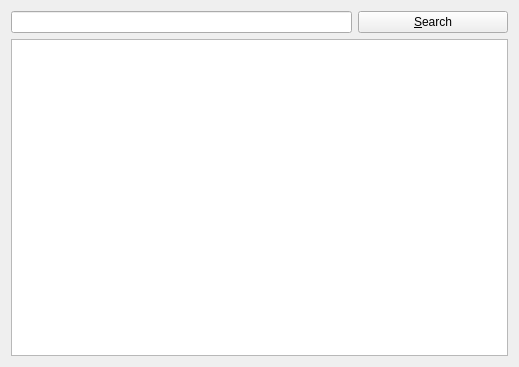
First picture: the form in modmanager/curseforgemodbrowser.ui, repository kaniol-lck/modmanager, before the edit.
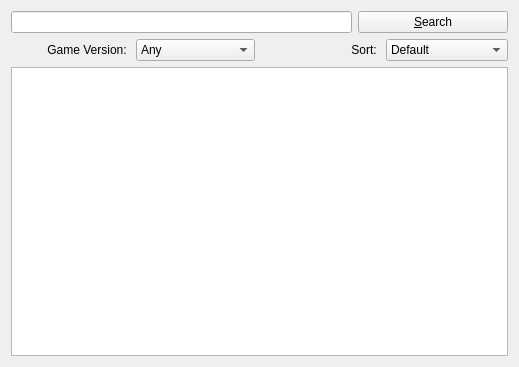
Second picture: the form after the edit.

The edit to the form file:
```diff
--- a/modmanager/curseforgemodbrowser.ui
+++ b/modmanager/curseforgemodbrowser.ui
@@ -15,9 +15,11 @@
   </property>
   <layout class="QGridLayout" name="gridLayout">
    <item row="0" column="0">
+    <layout class="QHBoxLayout" name="horizontalLayout">
+     <item>
     <widget class="QLineEdit" name="searchText"/>
    </item>
-   <item row="0" column="1">
+     <item>
     <widget class="QPushButton" name="searchButton">
      <property name="sizePolicy">
       <sizepolicy hsizetype="Fixed" vsizetype="Fixed">
@@ -42,7 +44,82 @@
      </property>
     </widget>
    </item>
-   <item row="1" column="0" colspan="2">
+    </layout>
+   </item>
+   <item row="1" column="0">
+    <layout class="QHBoxLayout" name="horizontalLayout_2">
+     <item>
+      <widget class="QLabel" name="label">
+       <property name="text">
+        <string>Game Version: </string>
+       </property>
+       <property name="alignment">
+        <set>Qt::AlignRight|Qt::AlignTrailing|Qt::AlignVCenter</set>
+       </property>
+       <property name="buddy">
+        <cstring>versionSelect</cstring>
+       </property>
+      </widget>
+     </item>
+     <item>
+      <widget class="QComboBox" name="versionSelect">
+       <item>
+        <property name="text">
+         <string>Any</string>
+        </property>
+       </item>
+      </widget>
+     </item>
+     <item>
+      <widget class="QLabel" name="label_2">
+       <property name="text">
+        <string>Sort: </string>
+       </property>
+       <property name="alignment">
+        <set>Qt::AlignRight|Qt::AlignTrailing|Qt::AlignVCenter</set>
+       </property>
+       <property name="buddy">
+        <cstring>sortSelect</cstring>
+       </property>
+      </widget>
+     </item>
+     <item>
+      <widget class="QComboBox" name="sortSelect">
+       <item>
+        <property name="text">
+         <string>Default</string>
+        </property>
+       </item>
+       <item>
+        <property name="text">
+         <string>Date Created</string>
+        </property>
+       </item>
+       <item>
+        <property name="text">
+         <string>Last Updated</string>
+        </property>
+       </item>
+       <item>
+        <property name="text">
+         <string>Name</string>
+        </property>
+       </item>
+       <item>
+        <property name="text">
+         <string>Popularity</string>
+        </property>
+       </item>
+       <item>
+        <property name="text">
+         <string>Total Downloads</string>
+        </property>
+       </item>
+      </widget>
+     </item>
+    </layout>
+   </item>
+   <item row="2" column="0">
     <widget class="QListWidget" name="modListWidget">
      <property name="verticalScrollMode">
       <enum>QAbstractItemView::ScrollPerPixel</enum>
```
Lines whose indentation alone changed are shown as unchanged.
